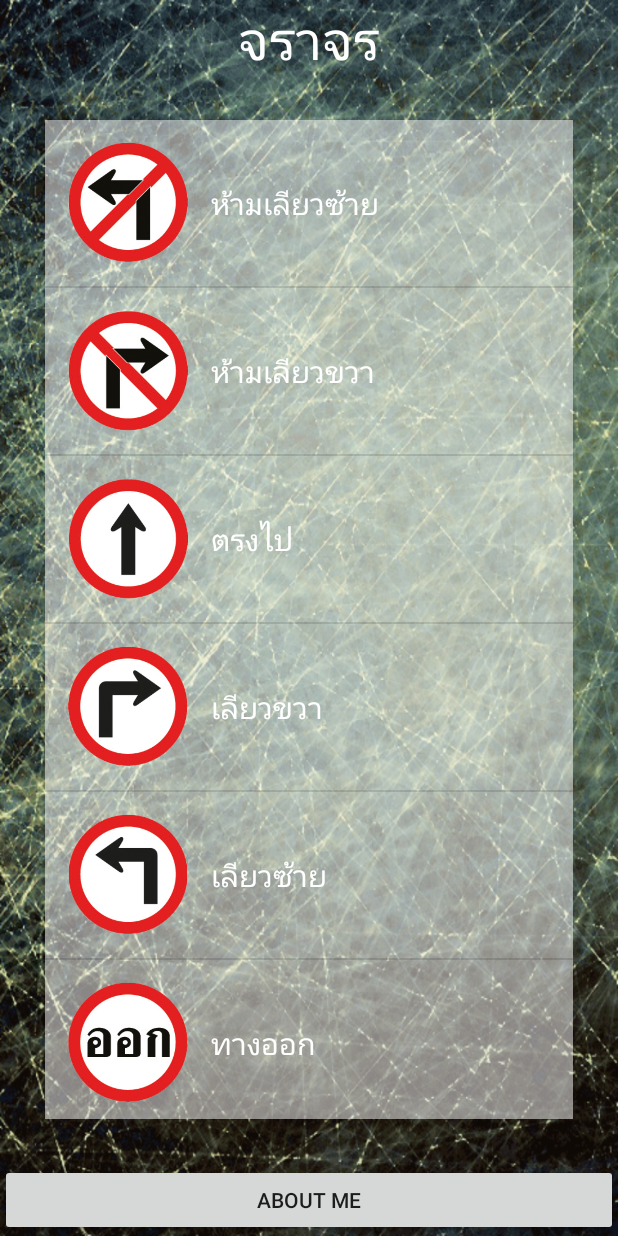
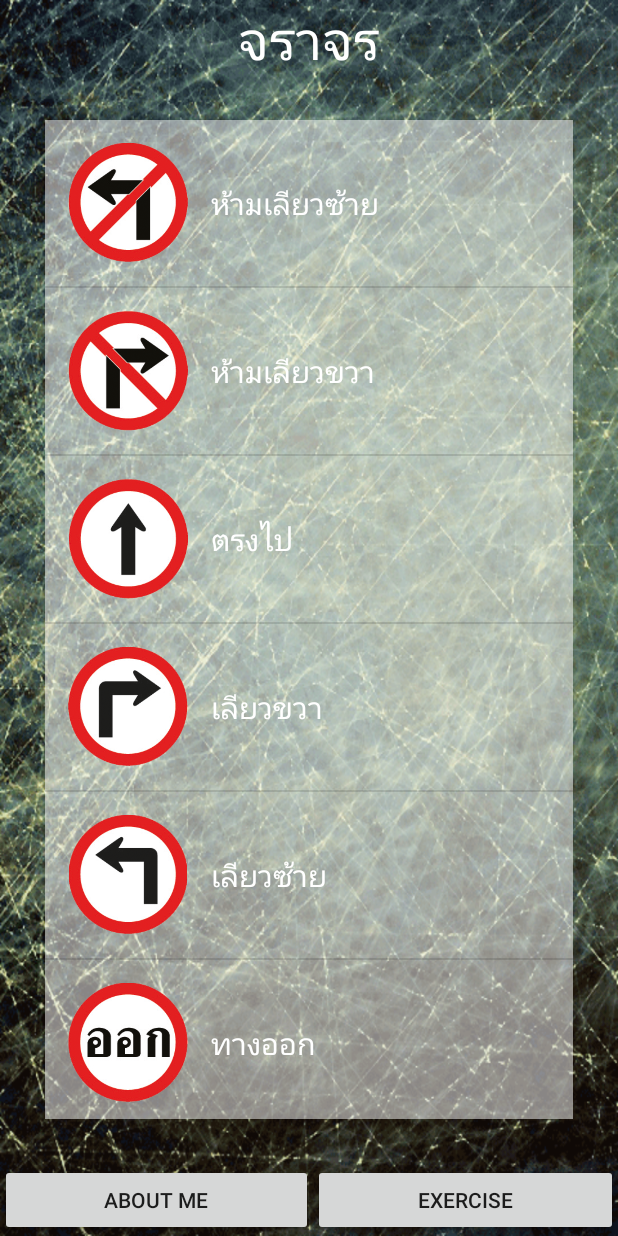
Before and after one commit to masterUNG/BU_Traffic, an Android app: the screen it shows after launch (MainActivity), on a phone screen of 412 x 824 dp. Run offline under Robolectric (Android 15) with nearby library versions, the phone set to English and light mode, and no system bars.

Commit message:
Add Button

```diff
--- a/app/src/main/res/layout/activity_main.xml
+++ b/app/src/main/res/layout/activity_main.xml
@@ -10,7 +10,7 @@
         android:orientation="vertical"
         android:layout_width="match_parent"
         android:layout_height="match_parent"
-        android:layout_above="@+id/button">
+        android:layout_above="@+id/my_linear">
 
         <TextView
             android:layout_width="wrap_content"
@@ -29,10 +29,26 @@
             android:background="#82ffffff" />
     </LinearLayout>
 
-    <Button
+    <LinearLayout
+        android:orientation="horizontal"
         android:layout_width="match_parent"
         android:layout_height="wrap_content"
-        android:text="About Me"
-        android:id="@+id/button"
-        android:layout_alignParentBottom="true" />
+        android:id="@+id/my_linear"
+        android:layout_alignParentBottom="true">
+
+        <Button
+            android:layout_width="wrap_content"
+            android:layout_height="wrap_content"
+            android:text="About Me"
+            android:id="@+id/button"
+            android:layout_alignParentBottom="true"
+            android:layout_weight="1" />
+
+        <Button
+            android:layout_width="wrap_content"
+            android:layout_height="wrap_content"
+            android:text="Exercise"
+            android:id="@+id/button2"
+            android:layout_weight="1" />
+    </LinearLayout>
 </RelativeLayout>
```
Also changed, not shown: app/src/main/java/appewtc/masterung/butraffic/DetailActivity.java (+17 -0 lines), app/src/main/res/values/detail.xml (added, +29 -0 lines).
